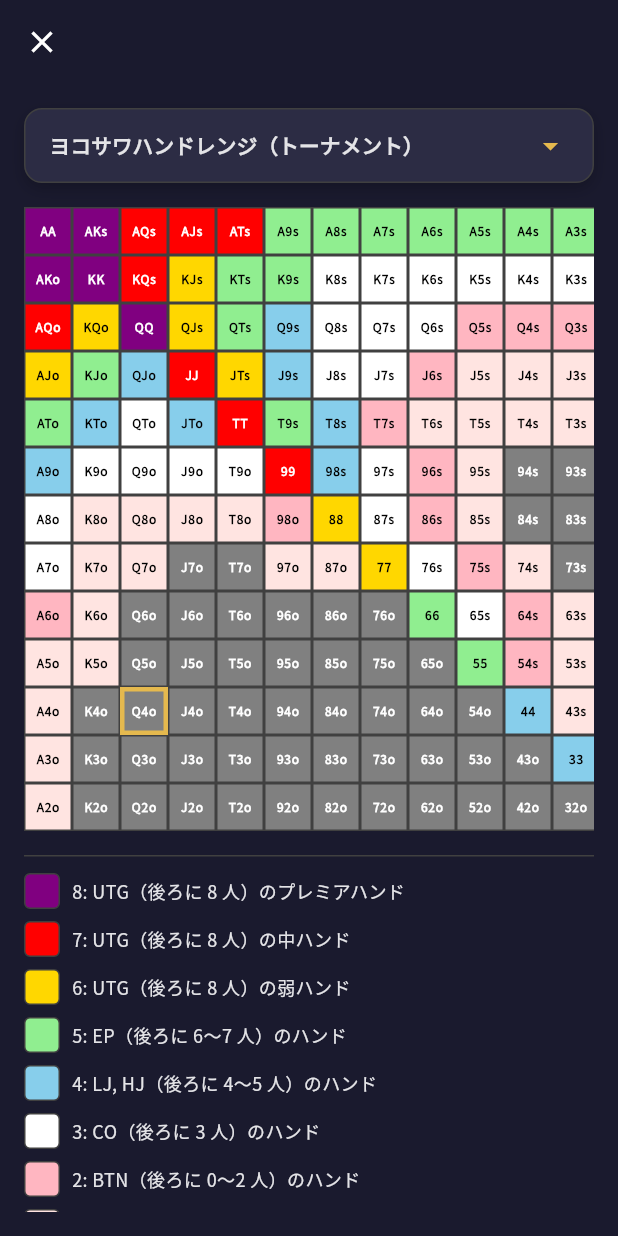
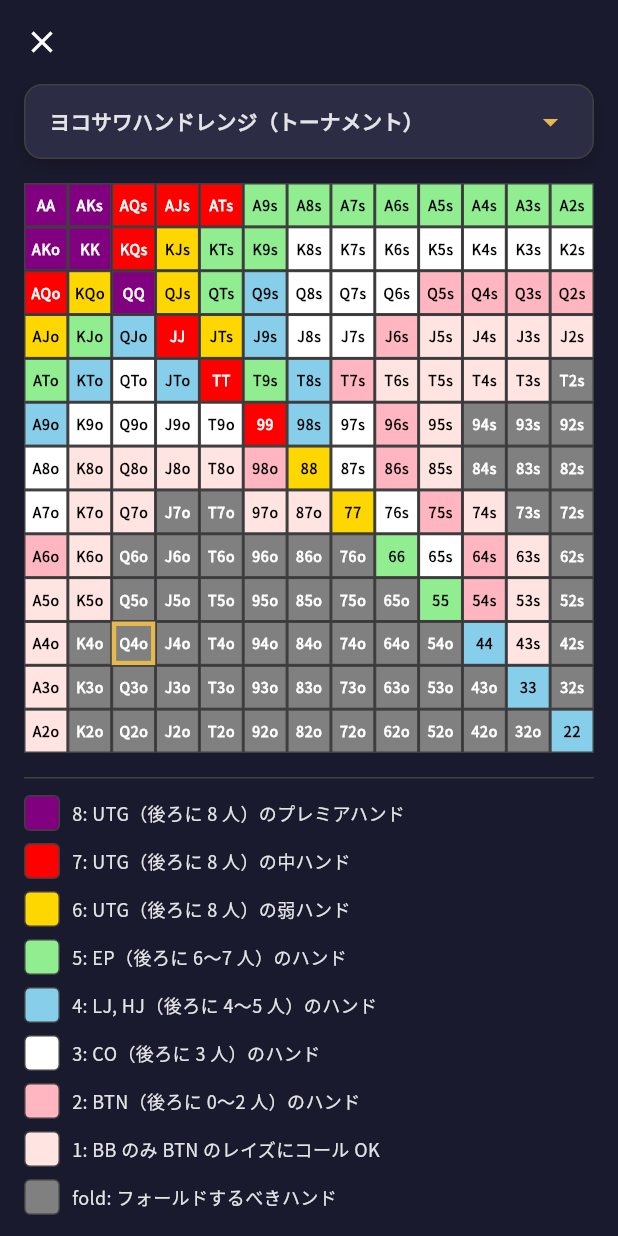
Before and after one commit to kosukesaigusa/preflop, a Flutter app: the screen it shows after launch, after a tap on the "grid on" icon, on a phone screen of 412 x 824 dp. Run offline on Flutter 3.47's test engine with Material 3 defaults, Android fonts, the phone set to English and light mode, and no system bars; our stand-ins replace device_preview, flutter_hooks, flutter_svg, freezed_annotation, gap, hooks_riverpod and 4 more; generated files the repository leaves out were written again.

Commit message:
feat:  improve MatrixPage UI

```diff
--- a/lib/ui/page/matrix/matrix_page.dart
+++ b/lib/ui/page/matrix/matrix_page.dart
@@ -20,37 +20,12 @@ class MatrixPage extends HookConsumerWidget {
   /// 初期選択されるハンドレンジ。
   final PreflopHandRangeMatrix initialSelectedMatrix;
 
-  /// セルの最小サイズ。
-  static const double _minCellSize = 32;
-
-  /// セルの最大サイズ。
-  static const double _maxCellSize = 64;
-
-  /// 希望するセルのサイズ。
-  static const double _preferredCellSize = 48;
-
   /// 指定された行と列に対応するハンドを取得する。
   PreflopHand? _getHandAt({required int row, required int col}) =>
       PreflopHand.values.where((hand) => hand.row == row && hand.col == col).firstOrNull;
 
-  /// 利用可能な幅から最適なセルサイズを計算する。
-  double _calculateCellSize(double availableWidth) {
-    // 13 列分のセルを表示するために必要な幅を計算する。
-    final cellSize = availableWidth / 13;
-
-    // セルサイズを minCellSize と maxCellSize の範囲内に収める。
-    if (cellSize < _minCellSize) {
-      return _minCellSize;
-    }
-    if (cellSize > _maxCellSize) {
-      return _maxCellSize;
-    }
-    // 希望するセルサイズより大きい場合は、希望するサイズを使用する。
-    if (cellSize > _preferredCellSize) {
-      return _preferredCellSize;
-    }
-    return cellSize;
-  }
+  /// 利用可能な幅からセルサイズを計算する。
+  double _calculateCellSize(double availableWidth) => availableWidth / 13;
 
   @override
   Widget build(BuildContext context, WidgetRef ref) {
@@ -61,15 +36,14 @@ class MatrixPage extends HookConsumerWidget {
 
     return Scaffold(
       appBar: AppBar(),
-      body: Padding(
-        padding: const EdgeInsets.all(16),
-        child: Center(
+      body: SingleChildScrollView(
+        child: Padding(
+          padding: const EdgeInsets.symmetric(horizontal: 16),
           child: Column(
+            spacing: 16,
             children: [
               // ドロップダウンでハンドレンジを選択する。
-              Container(
-                margin: const EdgeInsets.only(bottom: 16),
-                child: PreflopHandRangeMatrixDropdown(
+              PreflopHandRangeMatrixDropdown(
                 availableRanges: availableRanges,
                 selectedValue: selectedRange.value,
                 onChanged: (newValue) {
@@ -78,20 +52,14 @@ class MatrixPage extends HookConsumerWidget {
                   }
                 },
               ),
-              ),
               // マトリックスを表示する。
-              Expanded(
-                child: LayoutBuilder(
+              LayoutBuilder(
                 builder: (context, constraints) {
                   final cellSize = _calculateCellSize(constraints.maxWidth);
                   return Column(
                     children: [
                       // マトリックス本体と凡例。
-                        Expanded(
-                          child: Center(
-                            child: SingleChildScrollView(
-                              scrollDirection: Axis.horizontal,
-                              child: SingleChildScrollView(
+                      Center(
                         child: Column(
                           mainAxisSize: MainAxisSize.min,
                           crossAxisAlignment: CrossAxisAlignment.start,
@@ -126,18 +94,14 @@ class MatrixPage extends HookConsumerWidget {
                                               color: rank.color,
                                               border: Border.all(
                                                 color:
-                                                            isHighlighted
-                                                                ? AppColor.gold
-                                                                : AppColor.grey,
+                                                    isHighlighted ? AppColor.gold : AppColor.grey,
                                                 width: isHighlighted ? 3 : 1,
                                               ),
                                             ),
                                             child: Center(
                                               child: Text(
                                                 hand.displayText,
-                                                        style: context.bodyLarge.copyWith(
-                                                          fontSize: cellSize * 0.25,
-                                                          fontWeight: FontWeight.bold,
+                                                style: context.labelSmall.copyWith(
                                                   color:
                                                       rank.color.computeLuminance() > 0.5
                                                           ? AppColor.black
@@ -193,14 +157,11 @@ class MatrixPage extends HookConsumerWidget {
                           ],
                         ),
                       ),
-                            ),
-                          ),
-                        ),
                     ],
                   );
                 },
               ),
-              ),
+              const Gap(60),
             ],
           ),
         ),
```
Lines whose indentation alone changed are shown as unchanged.
